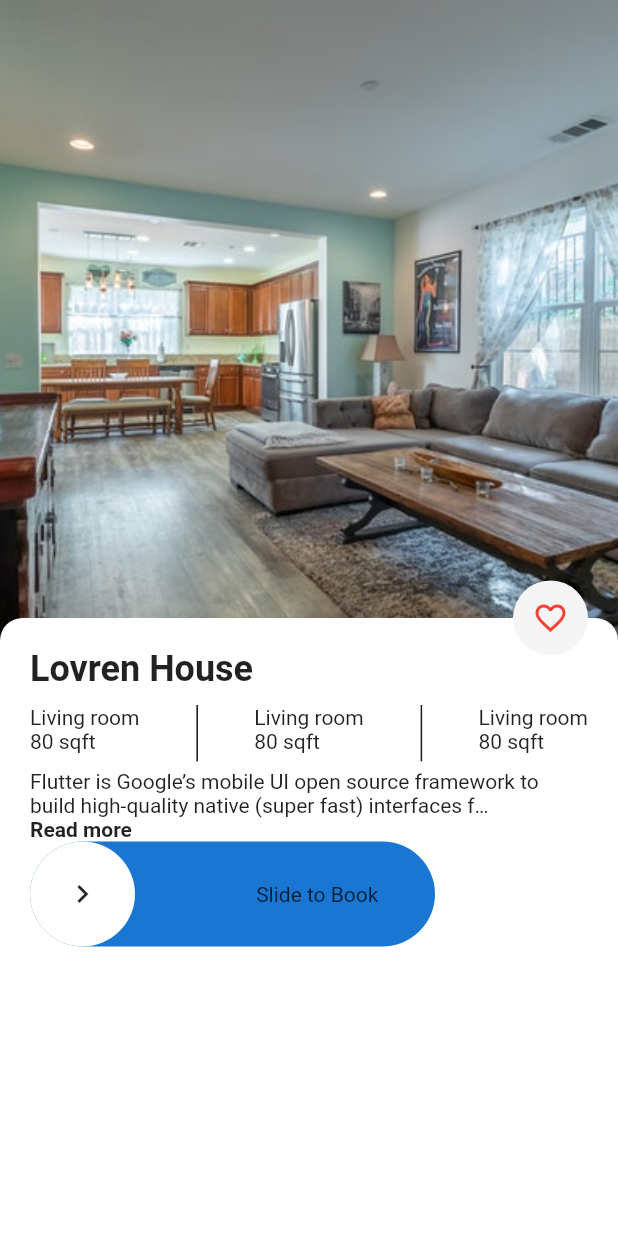
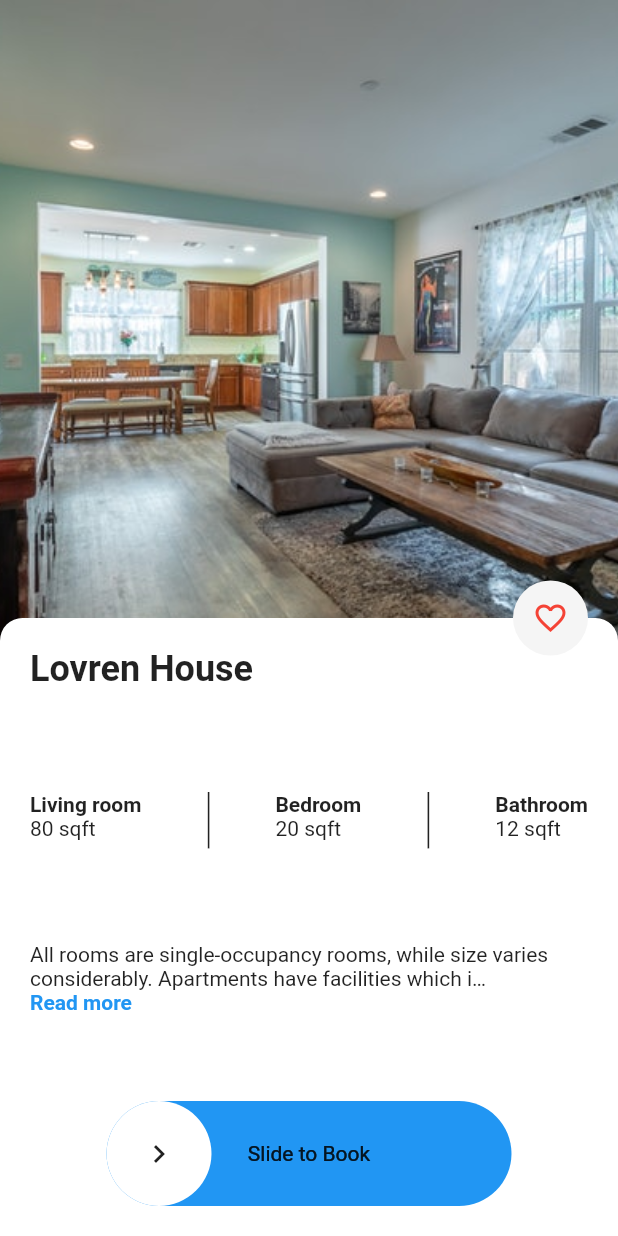
Before and after one commit to codeflames/myApartments, a Flutter app: the screen it shows after launch, after a tap on the "navigate next" icon, on a phone screen of 412 x 824 dp. Run offline on Flutter 3.47's test engine with Material 2 defaults, Android fonts, the phone set to English and light mode, and no system bars; drawn by our look-alikes of flutter_image_slideshow, readmore, slider_button.

Commit message:
details screen rearranged

```diff
--- a/lib/apartment_details.dart
+++ b/lib/apartment_details.dart
@@ -53,6 +53,7 @@ class ApartmentDetails extends StatelessWidget {
                   width: double.infinity,
                   height: MediaQuery.of(context).size.height * .5,
                   child: Column(
+                    mainAxisAlignment: MainAxisAlignment.spaceBetween,
                     crossAxisAlignment: CrossAxisAlignment.start,
                     children: <Widget>[
                       Text(
@@ -66,7 +67,12 @@ class ApartmentDetails extends StatelessWidget {
                           Column(
                             crossAxisAlignment: CrossAxisAlignment.start,
                             children: <Widget>[
-                              Text('Living room'),
+                              Text(
+                                'Living room',
+                                style: TextStyle(
+                                  fontWeight: FontWeight.bold,
+                                ),
+                              ),
                               Text('80 sqft')
                             ],
                           ),
@@ -78,8 +84,13 @@ class ApartmentDetails extends StatelessWidget {
                           Column(
                             crossAxisAlignment: CrossAxisAlignment.start,
                             children: <Widget>[
-                              Text('Living room'),
-                              Text('80 sqft')
+                              Text(
+                                'Bedroom',
+                                style: TextStyle(
+                                  fontWeight: FontWeight.bold,
+                                ),
+                              ),
+                              Text('20 sqft')
                             ],
                           ),
                           Text(
@@ -90,30 +101,43 @@ class ApartmentDetails extends StatelessWidget {
                           Column(
                             crossAxisAlignment: CrossAxisAlignment.start,
                             children: <Widget>[
-                              Text('Living room'),
-                              Text('80 sqft')
+                              Text(
+                                'Bathroom',
+                                style: TextStyle(
+                                  fontWeight: FontWeight.bold,
+                                ),
+                              ),
+                              Text('12 sqft')
                             ],
                           )
                         ],
                       ),
                       ReadMoreText(
-                        'Flutter is Google’s mobile UI open source framework to build high-quality native (super fast) interfaces for iOS and Android apps with the unified codebase.',
+                        'All rooms are single-occupancy rooms, while size varies considerably. Apartments have facilities which include some comfortable seating in the living room, a dining table and chairs in the kitchen or dining room; a stove, a microwave oven, two refridgerators and a freezer in the kitchen and a drying cupboard.',
                         trimLines: 2,
                         colorClickableText: Colors.blue[700],
                         trimMode: TrimMode.Line,
                         trimCollapsedText: '\nRead more',
                         trimExpandedText: 'Show less',
                         moreStyle: TextStyle(
-                            fontSize: 14, fontWeight: FontWeight.bold),
+                            fontSize: 14,
+                            fontWeight: FontWeight.bold,
+                            color: Colors.blue),
                       ),
-                      SliderButton(
-                        action: () {},
-                        label: Text(
-                          'Slide to Book',
+                      Align(
+                        alignment: Alignment.center,
+                        child: SliderButton(
+                          action: () {},
+                          label: Text(
+                            'Slide to Book',
+                            textAlign: TextAlign.center,
+                            style: TextStyle(color: Colors.white),
+                          ),
+                          dismissible: false,
+                          alignLabel: Alignment.center,
+                          backgroundColor: Colors.blue[500],
+                          icon: Icon(Icons.navigate_next),
                         ),
-                        dismissible: false,
-                        backgroundColor: Colors.blue[700],
-                        icon: Icon(Icons.navigate_next),
                       )
                     ],
                   ),
```
